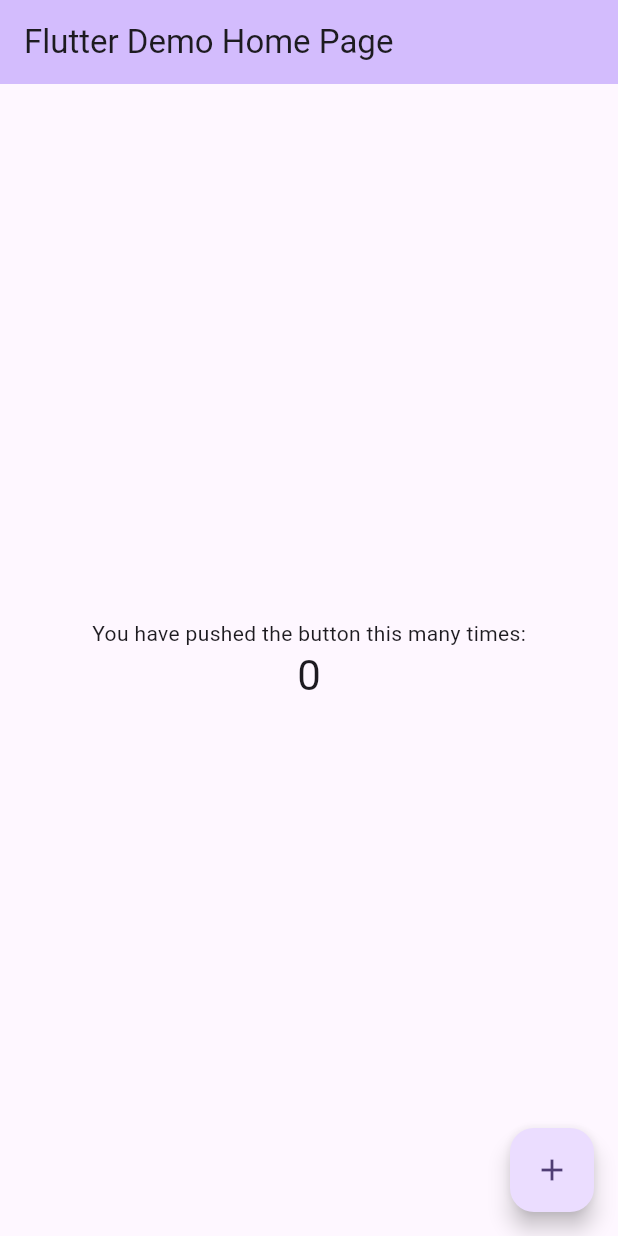
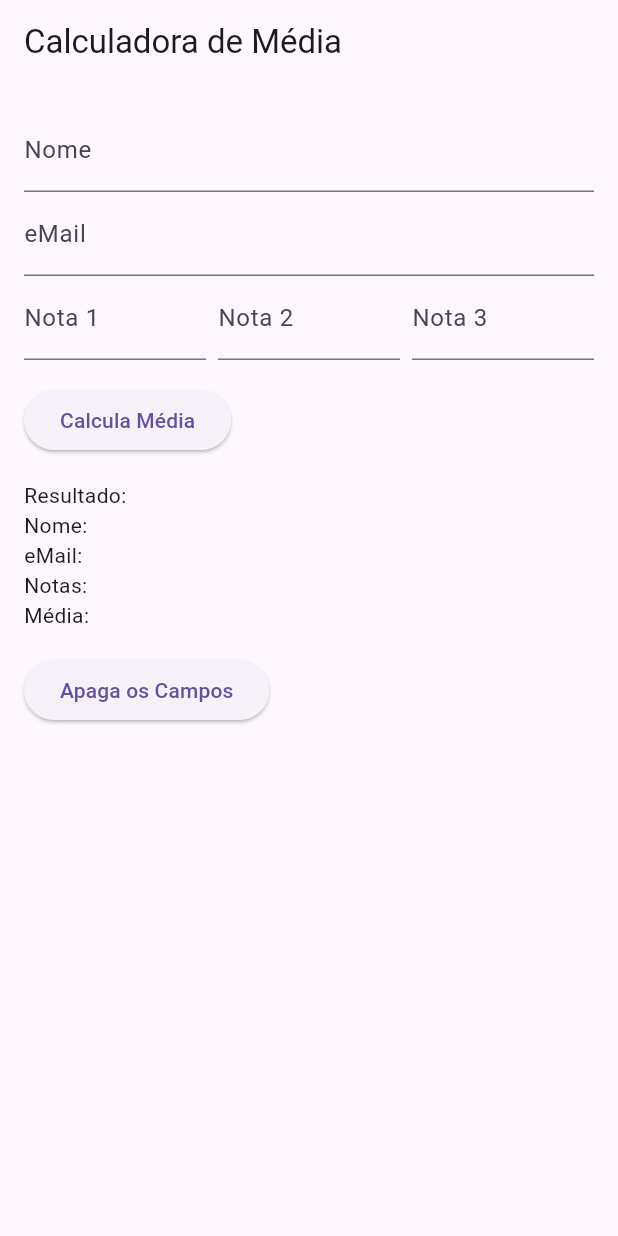
Before and after one commit to alinegtcl/AvaliacaoStatefulWidgets, a Flutter app: the screen it shows after launch, on a phone screen of 412 x 824 dp. Run offline on Flutter 3.47's test engine with Material 3 defaults, Android fonts, the phone set to English and light mode, and no system bars.

Commit message:
feat(average_calculator): layout structuring.

```diff
--- /dev/null
+++ b/lib/average_calculator/average_form.dart
@@ -0,0 +1,78 @@
+import 'package:flutter/material.dart';
+
+class AverageForm extends StatefulWidget {
+  const AverageForm({super.key});
+
+  @override
+  State<StatefulWidget> createState() => _AverageFormState();
+}
+
+class _AverageFormState extends State<AverageForm> {
+  final _formKey = GlobalKey<FormState>();
+
+  @override
+  Widget build(BuildContext context) {
+    return Scaffold(
+      appBar: AppBar(
+        title: Text('Calculadora de Média'),
+      ),
+      body: Padding(
+        padding: const EdgeInsets.all(16.0),
+        child: Form(
+          key: _formKey,
+          child: Column(
+            crossAxisAlignment: CrossAxisAlignment.start,
+            children: [
+              TextFormField(
+                decoration: InputDecoration(labelText: 'Nome'),
+              ),
+              TextFormField(
+                decoration: InputDecoration(labelText: 'eMail'),
+              ),
+              Row(
+                children: [
+                  Expanded(
+                    child: TextFormField(
+                      decoration: InputDecoration(labelText: 'Nota 1'),
+                      keyboardType: TextInputType.number,
+                    ),
+                  ),
+                  SizedBox(width: 8.0),
+                  Expanded(
+                    child: TextFormField(
+                      decoration: InputDecoration(labelText: 'Nota 2'),
+                      keyboardType: TextInputType.number,
+                    ),
+                  ),
+                  SizedBox(width: 8.0),
+                  Expanded(
+                    child: TextFormField(
+                      decoration: InputDecoration(labelText: 'Nota 3'),
+                      keyboardType: TextInputType.number,
+                    ),
+                  ),
+                ],
+              ),
+              SizedBox(height: 16.0),
+              ElevatedButton(
+                onPressed: () {},
+                child: Text('Calcula Média'),
+              ),
+              SizedBox(height: 16.0),
+              Text('Resultado:'),
+              Text('Nome: '),
+              Text('eMail: '),
+              Text('Notas: '),
+              Text('Média: '),
+              SizedBox(height: 16.0),
+              ElevatedButton(
+                onPressed: () {},
+                child: Text('Apaga os Campos'),
+              ),
+            ],
+          ),
+        ),
+      ),
+    );
+  }
+}
--- a/lib/main.dart
+++ b/lib/main.dart
@@ -1,4 +1,5 @@
 import 'package:flutter/material.dart';
+import 'average_calculator/average_form.dart';
 
 void main() {
   runApp(const MyApp());
@@ -7,119 +8,10 @@ void main() {
 class MyApp extends StatelessWidget {
   const MyApp({super.key});
 
-  // This widget is the root of your application.
   @override
   Widget build(BuildContext context) {
-    return MaterialApp(
-      title: 'Flutter Demo',
-      theme: ThemeData(
-        // This is the theme of your application.
-        //
-        // TRY THIS: Try running your application with "flutter run". You'll see
-        // the application has a purple toolbar. Then, without quitting the app,
-        // try changing the seedColor in the colorScheme below to Colors.green
-        // and then invoke "hot reload" (save your changes or press the "hot
-        // reload" button in a Flutter-supported IDE, or press "r" if you used
-        // the command line to start the app).
-        //
-        // Notice that the counter didn't reset back to zero; the application
-        // state is not lost during the reload. To reset the state, use hot
-        // restart instead.
-        //
-        // This works for code too, not just values: Most code changes can be
-        // tested with just a hot reload.
-        colorScheme: ColorScheme.fromSeed(seedColor: Colors.deepPurple),
-        useMaterial3: true,
-      ),
-      home: const MyHomePage(title: 'Flutter Demo Home Page'),
+    return const MaterialApp(
+      home: AverageForm(),
     );
   }
 }
-
-class MyHomePage extends StatefulWidget {
-  const MyHomePage({super.key, required this.title});
-
-  // This widget is the home page of your application. It is stateful, meaning
-  // that it has a State object (defined below) that contains fields that affect
-  // how it looks.
-
-  // This class is the configuration for the state. It holds the values (in this
-  // case the title) provided by the parent (in this case the App widget) and
-  // used by the build method of the State. Fields in a Widget subclass are
-  // always marked "final".
-
-  final String title;
-
-  @override
-  State<MyHomePage> createState() => _MyHomePageState();
-}
-
-class _MyHomePageState extends State<MyHomePage> {
-  int _counter = 0;
-
-  void _incrementCounter() {
-    setState(() {
-      // This call to setState tells the Flutter framework that something has
-      // changed in this State, which causes it to rerun the build method below
-      // so that the display can reflect the updated values. If we changed
-      // _counter without calling setState(), then the build method would not be
-      // called again, and so nothing would appear to happen.
-      _counter++;
-    });
-  }
-
-  @override
-  Widget build(BuildContext context) {
-    // This method is rerun every time setState is called, for instance as done
-    // by the _incrementCounter method above.
-    //
-    // The Flutter framework has been optimized to make rerunning build methods
-    // fast, so that you can just rebuild anything that needs updating rather
-    // than having to individually change instances of widgets.
-    return Scaffold(
-      appBar: AppBar(
-        // TRY THIS: Try changing the color here to a specific color (to
-        // Colors.amber, perhaps?) and trigger a hot reload to see the AppBar
-        // change color while the other colors stay the same.
-        backgroundColor: Theme.of(context).colorScheme.inversePrimary,
-        // Here we take the value from the MyHomePage object that was created by
-        // the App.build method, and use it to set our appbar title.
-        title: Text(widget.title),
-      ),
-      body: Center(
-        // Center is a layout widget. It takes a single child and positions it
-        // in the middle of the parent.
-        child: Column(
-          // Column is also a layout widget. It takes a list of children and
-          // arranges them vertically. By default, it sizes itself to fit its
-          // children horizontally, and tries to be as tall as its parent.
-          //
-          // Column has various properties to control how it sizes itself and
-          // how it positions its children. Here we use mainAxisAlignment to
-          // center the children vertically; the main axis here is the vertical
-          // axis because Columns are vertical (the cross axis would be
-          // horizontal).
-          //
-          // TRY THIS: Invoke "debug painting" (choose the "Toggle Debug Paint"
-          // action in the IDE, or press "p" in the console), to see the
-          // wireframe for each widget.
-          mainAxisAlignment: MainAxisAlignment.center,
-          children: <Widget>[
-            const Text(
-              'You have pushed the button this many times:',
-            ),
-            Text(
-              '$_counter',
-              style: Theme.of(context).textTheme.headlineMedium,
-            ),
-          ],
-        ),
-      ),
-      floatingActionButton: FloatingActionButton(
-        onPressed: _incrementCounter,
-        tooltip: 'Increment',
-        child: const Icon(Icons.add),
-      ), // This trailing comma makes auto-formatting nicer for build methods.
-    );
-  }
-}
```
Also changed, not shown: 1 other file.
